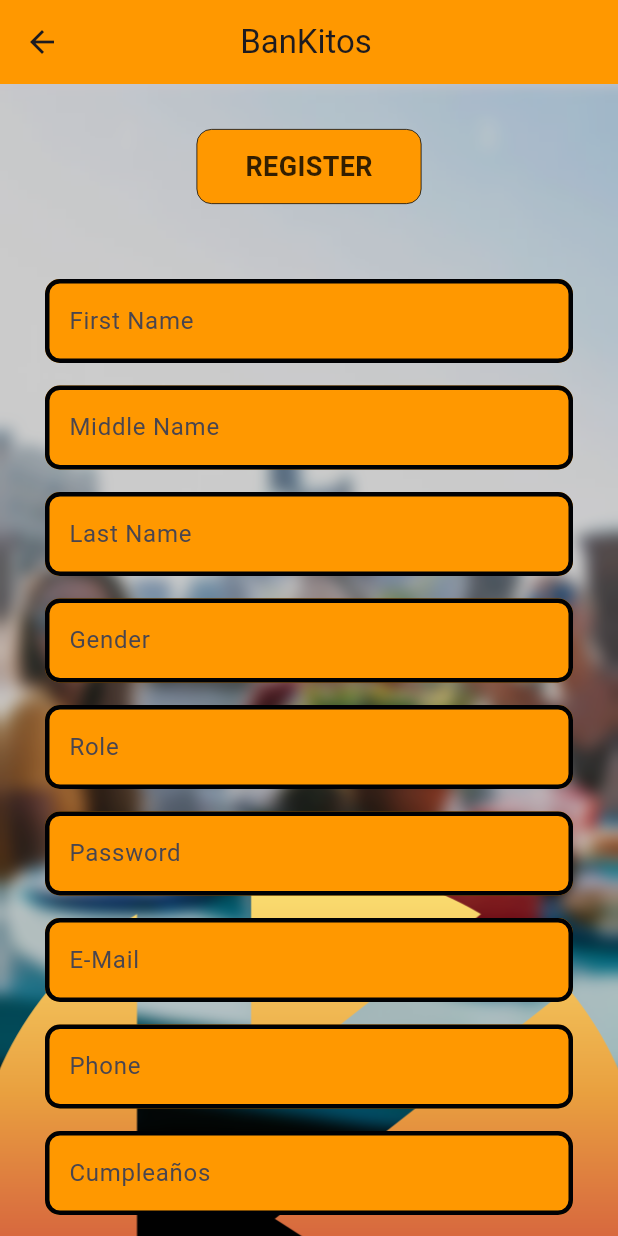
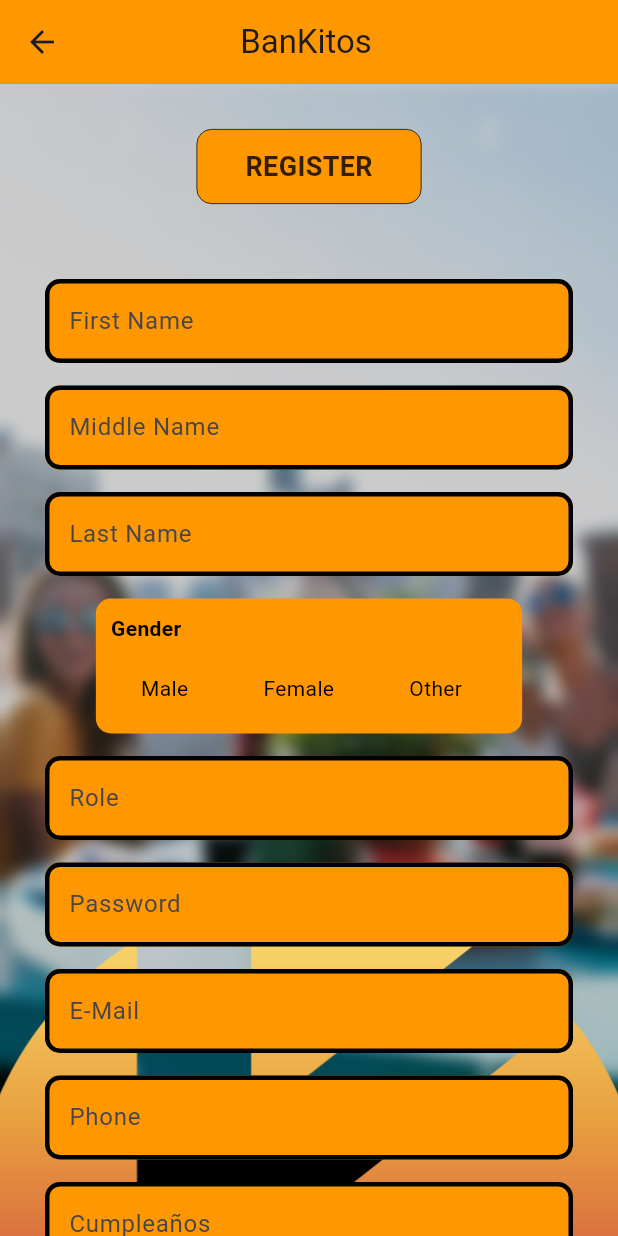
Before and after one commit to alejandroacedomarin/bankitos_flutter, a Flutter app: the RegisterScreen screen opened directly, on a phone screen of 412 x 824 dp. Run offline on Flutter 3.47's test engine with Material 3 defaults, Android fonts, the phone set to English and light mode, and no system bars; our stand-ins replace dio, get, get_storage, iconsax, image_picker; accounts and stored records are empty; network calls fail.

Commit message:
añadido editar y eliminar place y algunos cambios visuales

```diff
--- a/lib/Screens/CreatePlace.dart
+++ b/lib/Screens/CreatePlace.dart
@@ -1,3 +1,4 @@
+import 'package:bankitos_flutter/Screens/MyPlacesList.dart';
 import 'package:bankitos_flutter/Widgets/NavBar.dart';
 import 'package:flutter/material.dart';
 import 'package:bankitos_flutter/Models/PlaceModel.dart';
@@ -131,7 +132,7 @@ class CreatePostController extends GetxController {
             'Place creado correctamente',
             snackPosition: SnackPosition.BOTTOM,
           );
-          Get.to(() => NavigationMenu());
+          Get.to(() => PlaceListPage());
         }).catchError((error) {
           // Manejar errores de solicitud HTTP
           Get.snackbar(
--- a/lib/Screens/login_screen.dart
+++ b/lib/Screens/login_screen.dart
@@ -147,6 +147,7 @@ class _LoginScreen extends State<LoginScreen> {
                           ParamTextBox(
                             controller: controller.contrasenaController,
                             text: 'Contraseña',
+                            obscureText: true,
                           ),
                           const SizedBox(height: 40),
                           SignInButton(
--- a/lib/Screens/register_screen.dart
+++ b/lib/Screens/register_screen.dart
@@ -108,7 +108,7 @@ class _RegisterScreen extends State<RegisterScreen> {
               const SizedBox(height: 15),
               ParamTextBox(controller: controller.lastNameController, text: 'Last Name'),
               const SizedBox(height: 15),
-              ParamTextBox(controller: controller.genderController, text: 'Gender'),
+              _buildGenderSelectionField('Gender', controller.genderController),
               const SizedBox(height: 15),
               ParamTextBox(controller: controller.roleController, text: 'Role'),
               const SizedBox(height: 15),
@@ -166,6 +166,67 @@ class _RegisterScreen extends State<RegisterScreen> {
       ),
     );
   }
+
+  Widget _buildGenderSelectionField(String label, TextEditingController controller) {
+    return Container(
+      padding: EdgeInsets.all(10),
+      decoration: BoxDecoration(
+        color: Colors.orange, // Fondo naranja
+        borderRadius: BorderRadius.circular(10),
+      ),
+      child: Column(
+        crossAxisAlignment: CrossAxisAlignment.start,
+        children: [
+          Text(
+            label,
+            style: const TextStyle(
+              fontWeight: FontWeight.bold,
+              color: Colors.black,
+            ),
+          ),
+          SizedBox(height: 10),
+          SingleChildScrollView(
+            scrollDirection: Axis.horizontal,
+            child: Row(
+              children: [
+                _buildOption('Male', controller, () => setState(() {})),
+                _buildOption('Female', controller, () => setState(() {})),
+                _buildOption('Other', controller, () => setState(() {})),
+              ],
+            ),
+          ),
+        ],
+      ),
+    );
+  }
+
+  Widget _buildOption(String option, TextEditingController controller, VoidCallback updateState) {
+    bool isSelected = controller.text == option;
+
+    return GestureDetector(
+      onTap: () {
+        if (!isSelected) {
+          controller.text = option;
+          updateState(); // Actualizar el estado del widget
+        }
+      },
+      child: Container(
+        padding: EdgeInsets.symmetric(horizontal: 20, vertical: 10),
+        margin: EdgeInsets.only(right: 10),
+        decoration: BoxDecoration(
+          color: isSelected ? Colors.blue : null,
+          borderRadius: BorderRadius.circular(20),
+        ),
+        child: Text(
+          option,
+          style: TextStyle(
+            color: isSelected ? Colors.white : Colors.black,
+            fontWeight: isSelected ? FontWeight.bold : FontWeight.normal,
+          ),
+        ),
+      ),
+    );
+  }
 }
 
 class RegisterScreenController extends GetxController {
@@ -190,7 +251,7 @@ class RegisterScreenController extends GetxController {
   bool invalid = false;
   bool parameters = false;
 
-Future<void> selectDate(BuildContext context) async {
+  Future<void> selectDate(BuildContext context) async {
     final DateTime? pickedDate = await showDatePicker(
       context: context,
       initialDate: DateTime.now(),
@@ -201,7 +262,6 @@ Future<void> selectDate(BuildContext context) async {
       birthController.text = pickedDate.toString(); // Actualizar el controlador de texto con la fecha seleccionada
     }
   }
-
 
   void signUp() {
     if(firstNameController.text.isEmpty || middleNameController.text.isEmpty || lastNameController.text.isEmpty ||
--- a/lib/Widgets/NavBar.dart
+++ b/lib/Widgets/NavBar.dart
@@ -29,7 +29,7 @@ class NavigationMenu extends StatelessWidget {
 
           NavigationDestination(icon: Icon(Iconsax.home), label: 'Home'),
 
-          NavigationDestination(icon: Icon(Iconsax.add_square), label: 'Create Place'),
+          NavigationDestination(icon: Icon(Iconsax.activity), label: '?'),
 
           NavigationDestination(icon: Icon(Iconsax.house), label: 'Mis Places'),
 
@@ -49,6 +49,6 @@ class NavigationController extends GetxController{
 
   final Rx<int> selectedIndex = 0.obs;
 
-  final screens = [Container(color: Colors.green), CreatePostScreen(), PlaceListPage(), UserProfileScreen()];
+  final screens = [Container(color: Colors.green),Container(color: Colors.orange), PlaceListPage(), UserProfileScreen()];
 
 }
--- a/lib/Widgets/paramTextBox.dart
+++ b/lib/Widgets/paramTextBox.dart
@@ -1,19 +1,46 @@
 import 'package:flutter/material.dart';
-import 'package:bankitos_flutter/Resources/pallete.dart';
 
-class ParamTextBox extends StatelessWidget {
+class ParamTextBox extends StatefulWidget {
   final String text;
   final TextEditingController controller;
-  ParamTextBox({Key? key, required this.controller, required this.text}) : super(key: key);
+  final String? initialValue; // Nuevo parámetro para el valor inicial
+  final bool obscureText; // Nuevo parámetro para ocultar el texto
+
+  ParamTextBox({
+    Key? key,
+    required this.controller,
+    required this.text,
+    this.initialValue, // Agregar el nuevo parámetro aquí
+    this.obscureText = false, // Establecer el valor predeterminado a false
+  }) : super(key: key);
+
+  @override
+  _ParamTextBoxState createState() => _ParamTextBoxState();
+}
+
+class _ParamTextBoxState extends State<ParamTextBox> {
+  bool _obscureText = false;
+
+  @override
+  void initState() {
+    super.initState();
+    _obscureText = widget.obscureText;
+  }
 
   @override
   Widget build(BuildContext context) {
+    // Establecer el valor inicial del controlador de texto si initialValue no es nulo
+    if (widget.initialValue != null) {
+      widget.controller.text = widget.initialValue!;
+    }
+
     return ConstrainedBox(
       constraints: const BoxConstraints(
         maxWidth: 400,
       ),
       child: TextFormField(
-        controller: controller,
+        controller: widget.controller,
+        obscureText: _obscureText, // Utiliza el valor actual de _obscureText
         decoration: InputDecoration(
           filled: true,
           fillColor: Colors.orange, // Cambia este color al que prefieras
@@ -31,10 +58,21 @@ class ParamTextBox extends StatelessWidget {
             ),
             borderRadius: BorderRadius.circular(10),
           ),
-          hintText: text,
-
+          hintText: widget.text,
+          suffixIcon: widget.obscureText
+              ? IconButton(
+                  icon: Icon(
+                    _obscureText ? Icons.visibility : Icons.visibility_off,
+                    color: Colors.black54,
                   ),
-
+                  onPressed: () {
+                    setState(() {
+                      _obscureText = !_obscureText;
+                    });
+                  },
+                )
+              : null,
+        ),
       ),
     );
   }
```
Also changed, not shown: lib/Screens/DeletePost.dart (added, +126 -0 lines), lib/Screens/PlaceDetails.dart (+96 -19 lines), lib/Screens/UpdatePlace.dart (added, +183 -0 lines), lib/Services/UserService.dart (+85 -0 lines), pubspec.lock. Lines whose indentation alone changed are shown as unchanged.
